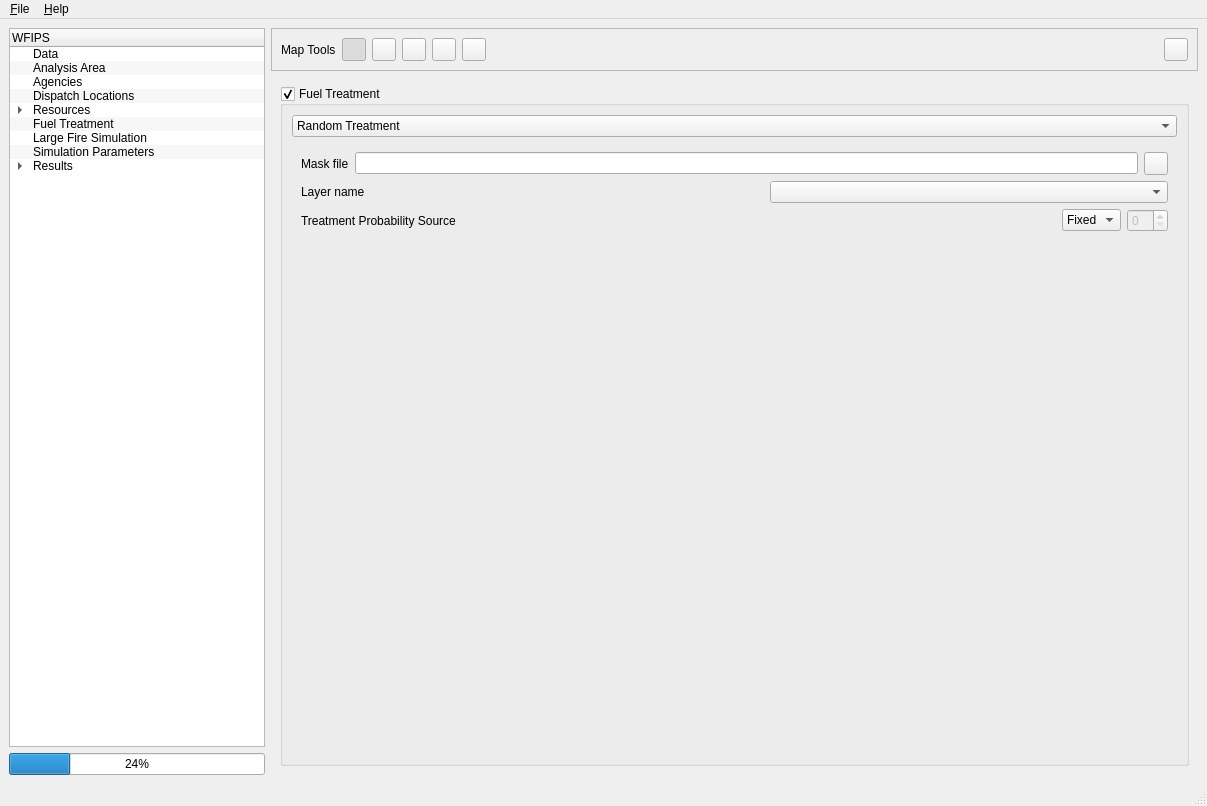
Old version of the form irs/src/gui/wfipsmainwindow.ui in the repository firelab/wfips.
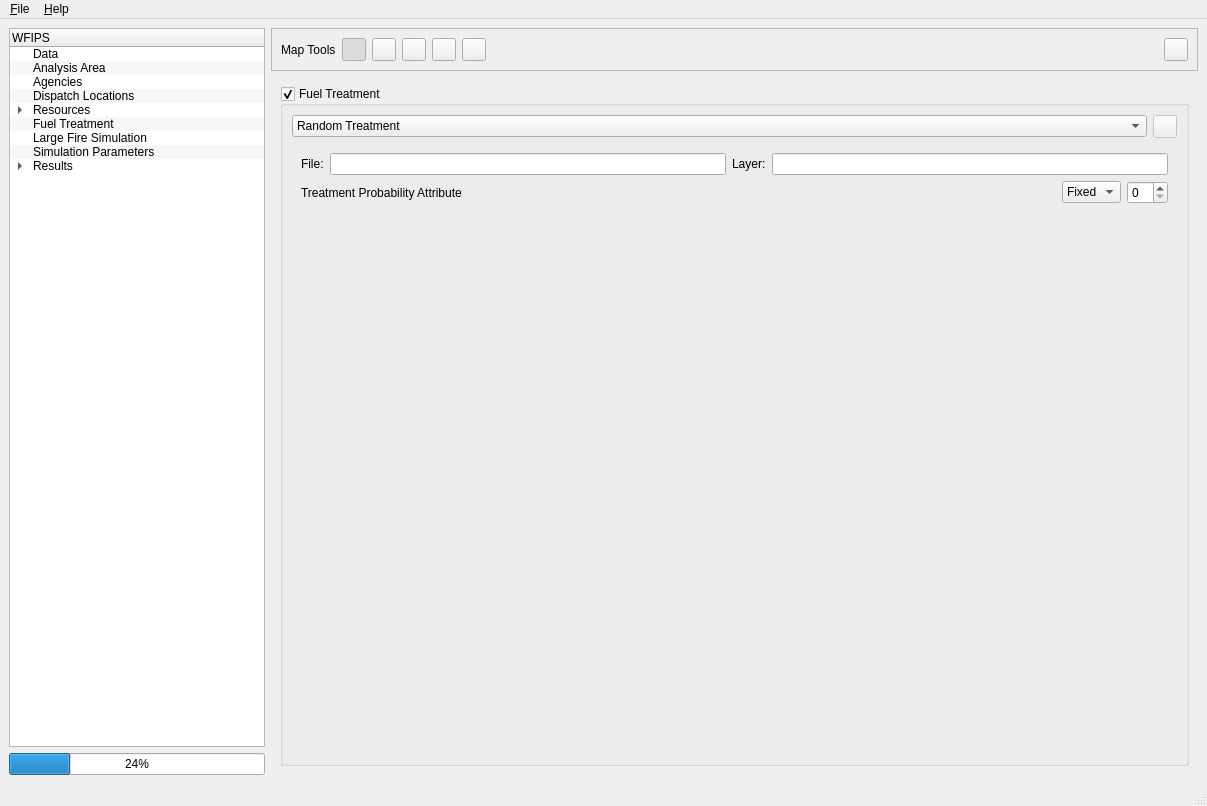
New version of the form. The open tabs and pages were chosen to show the change.

Commit message: implement fuel treatment selection

Patch:
```diff
--- a/irs/src/gui/wfipsmainwindow.ui
+++ b/irs/src/gui/wfipsmainwindow.ui
@@ -1294,18 +1294,35 @@
             </property>
             <layout class="QVBoxLayout" name="verticalLayout_12">
              <item>
-              <widget class="QComboBox" name="fuelTreatComboBox">
+              <layout class="QHBoxLayout" name="horizontalLayout_8">
                <item>
-                <property name="text">
-                 <string>Random Treatment</string>
-                </property>
+                <widget class="QComboBox" name="fuelComboBox">
+                 <item>
+                  <property name="text">
+                   <string>Random Treatment</string>
+                  </property>
+                 </item>
+                 <item>
+                  <property name="text">
+                   <string>Spatial fuel treatment</string>
+                  </property>
+                 </item>
+                </widget>
                </item>
                <item>
-                <property name="text">
-                 <string>Spatial fuel treatment</string>
-                </property>
+                <widget class="QToolButton" name="fuelMaskToolButton">
+                 <property name="enabled">
+                  <bool>false</bool>
+                 </property>
+                 <property name="toolTip">
+                  <string>Specify spatial fuel treatment layer.</string>
+                 </property>
+                 <property name="text">
+                  <string/>
+                 </property>
+                </widget>
                </item>
-              </widget>
+              </layout>
              </item>
              <item>
               <widget class="QStackedWidget" name="fuelTreatStackWidget">
@@ -1365,62 +1382,27 @@
                </widget>
                <widget class="QWidget" name="fuelTreatSpatialPage">
                 <layout class="QVBoxLayout" name="verticalLayout_15">
-                 <item>
-                  <layout class="QHBoxLayout" name="horizontalLayout_8">
-                   <item>
-                    <widget class="QLabel" name="label_10">
-                     <property name="text">
-                      <string>Mask file</string>
-                     </property>
-                    </widget>
-                   </item>
-                   <item>
-                    <widget class="QLineEdit" name="fuelTreatMaskLineEdit">
-                     <property name="readOnly">
-                      <bool>true</bool>
-                     </property>
-                    </widget>
-                   </item>
-                   <item>
-                    <widget class="QToolButton" name="fuelTreatMaskOpenToolButton">
-                     <property name="text">
-                      <string/>
-                     </property>
-                    </widget>
-                   </item>
-                  </layout>
-                 </item>
                  <item>
                   <layout class="QHBoxLayout" name="horizontalLayout_12">
+                   <item>
+                    <widget class="QLabel" name="label_10">
+                     <property name="text">
+                      <string>File:</string>
+                     </property>
+                    </widget>
+                   </item>
+                   <item>
+                    <widget class="QLineEdit" name="fuelMaskSourceLineEdit"/>
+                   </item>
                    <item>
                     <widget class="QLabel" name="label_11">
                      <property name="text">
-                      <string>Layer name</string>
+                      <string>Layer:</string>
                      </property>
                     </widget>
                    </item>
                    <item>
-                    <spacer name="horizontalSpacer_8">
-                     <property name="orientation">
-                      <enum>Qt::Horizontal</enum>
-                     </property>
-                     <property name="sizeHint" stdset="0">
-                      <size>
-                       <width>40</width>
-                       <height>20</height>
-                      </size>
-                     </property>
-                    </spacer>
-                   </item>
-                   <item>
-                    <widget class="QComboBox" name="fuelTreatLayerComboBox">
-                     <property name="sizePolicy">
-                      <sizepolicy hsizetype="MinimumExpanding" vsizetype="Fixed">
-                       <horstretch>0</horstretch>
-                       <verstretch>0</verstretch>
-                      </sizepolicy>
-                     </property>
-                    </widget>
+                    <widget class="QLineEdit" name="fuelMaskLayerLineEdit"/>
                    </item>
                   </layout>
                  </item>
@@ -1429,7 +1411,7 @@
                    <item>
                     <widget class="QLabel" name="label_12">
                      <property name="text">
-                      <string>Treatment Probability Source</string>
+                      <string>Treatment Probability Attribute</string>
                      </property>
                     </widget>
                    </item>
@@ -1458,7 +1440,7 @@
                    <item>
                     <widget class="QSpinBox" name="fuelTreatProbSpinBox">
                      <property name="enabled">
-                      <bool>false</bool>
+                      <bool>true</bool>
                      </property>
                     </widget>
                    </item>
```
Left out of the diff: 26 changed lines with no effect on the pictures. The commit also changes 3 other files.
